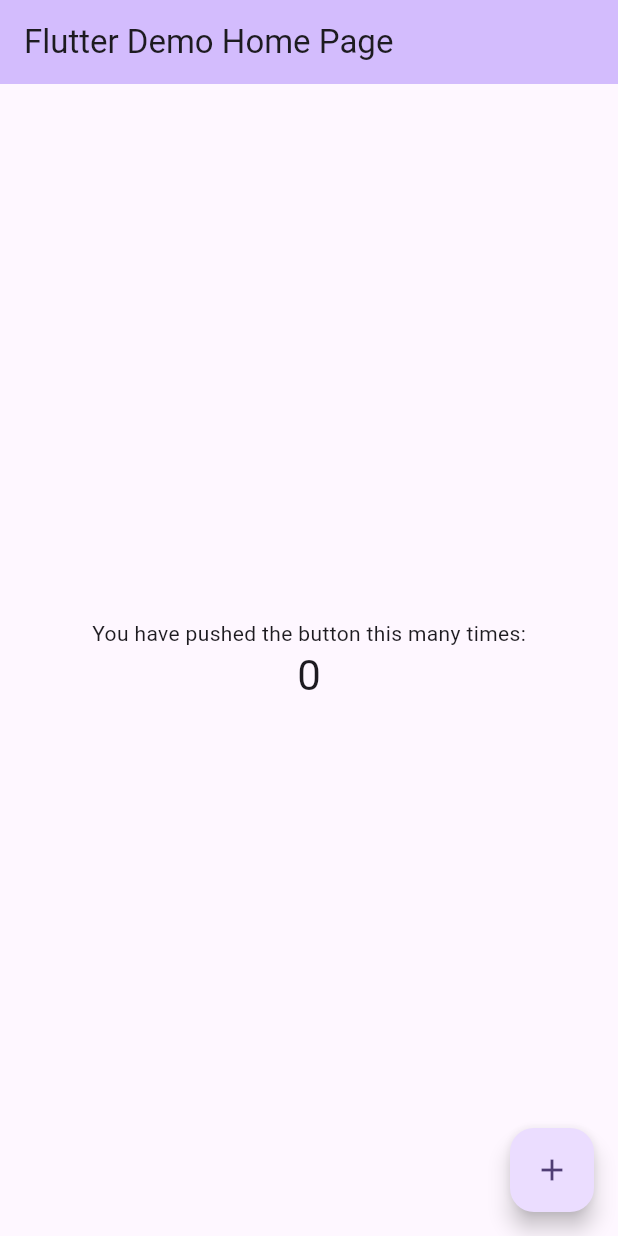
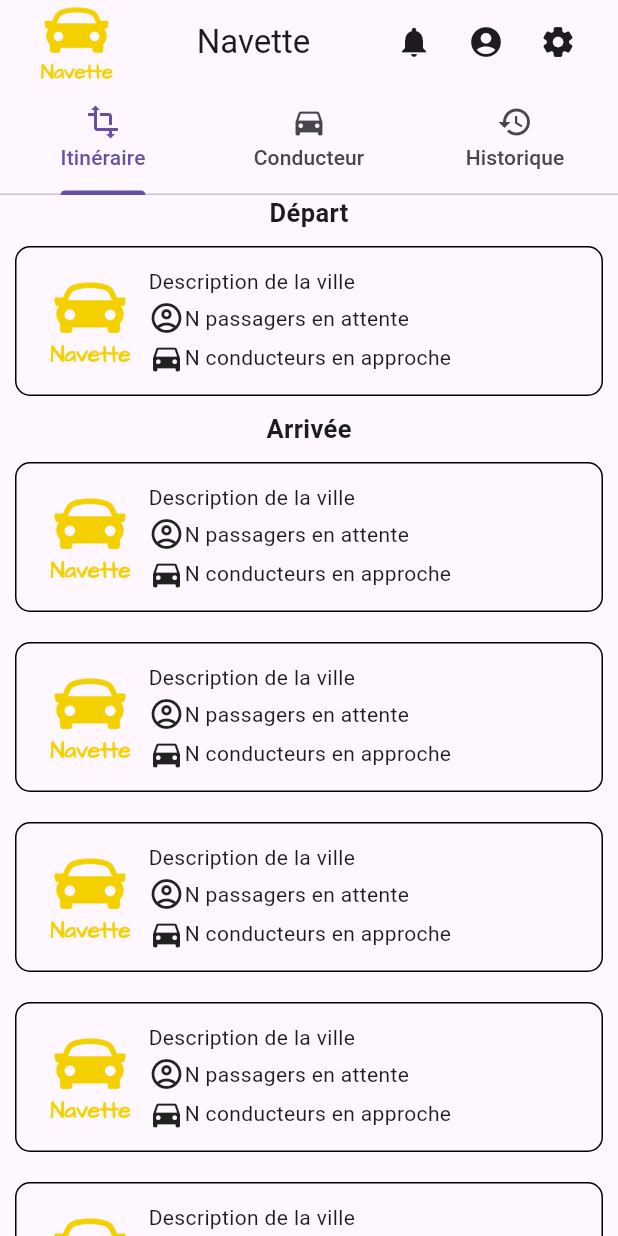
Before and after one commit to KeryannJ/Navette, a Flutter app: the screen it shows after launch, on a phone screen of 412 x 824 dp. Run offline on Flutter 3.47's test engine with Material 3 defaults, Android fonts, the phone set to English and light mode, and no system bars; our stand-ins replace google_maps_flutter.

Commit message:
Base interface

```diff
--- /dev/null
+++ b/application/lib/Itinerary/itinerary.dart
@@ -0,0 +1,26 @@
+import 'package:application/Itinerary/stop.dart';
+import 'package:flutter/material.dart';
+
+class Itineraire extends StatelessWidget {
+  const Itineraire({super.key});
+
+  @override
+  Widget build(BuildContext context) {
+    return Column(mainAxisAlignment: MainAxisAlignment.spaceEvenly, children: [
+      const Text(
+          style: TextStyle(fontWeight: FontWeight.bold, fontSize: 17),
+          'Départ'),
+      ListView(
+        shrinkWrap: true,
+        children: const [Stop()],
+      ),
+      const Text(
+          style: TextStyle(fontWeight: FontWeight.bold, fontSize: 17),
+          'Arrivée'),
+      Expanded(
+          child: ListView(
+        children: const [Stop(), Stop(), Stop(), Stop(), Stop(), Stop()],
+      )),
+    ]);
+  }
+}
--- /dev/null
+++ b/application/lib/Itinerary/stop.dart
@@ -0,0 +1,33 @@
+import 'package:flutter/material.dart';
+
+class Stop extends StatelessWidget {
+  const Stop({super.key});
+
+  @override
+  Widget build(BuildContext context) {
+    return Container(
+        margin: const EdgeInsets.all(10),
+        height: 100,
+        padding: const EdgeInsets.all(10),
+        decoration: BoxDecoration(
+            border: Border.all(color: Colors.black),
+            borderRadius: const BorderRadius.all(Radius.circular(10))),
+        child: const Row(children: [
+          Image(image: AssetImage('assets/logo.png'), fit: BoxFit.fitHeight),
+          Column(
+              crossAxisAlignment: CrossAxisAlignment.start,
+              mainAxisAlignment: MainAxisAlignment.spaceEvenly,
+              children: [
+                Text('Description de la ville'),
+                Row(children: [
+                  Icon(Icons.account_circle_outlined),
+                  Text('N passagers en attente')
+                ]),
+                Row(children: [
+                  Icon(Icons.directions_car),
+                  Text('N conducteurs en approche')
+                ])
+              ]),
+        ]));
+  }
+}
--- a/application/lib/main.dart
+++ b/application/lib/main.dart
@@ -1,125 +1,109 @@
+import 'package:application/Driver/driver.dart';
+import 'package:application/History/history.dart';
+import 'package:application/Itinerary/itinerary.dart';
+import 'package:application/Account/account.dart';
+import 'package:application/Settings/settings.dart';
 import 'package:flutter/material.dart';
 
 void main() {
-  runApp(const MyApp());
+  runApp(const MaterialApp(home: Navette()));
 }
 
-class MyApp extends StatelessWidget {
-  const MyApp({super.key});
+class Navette extends StatefulWidget {
+  const Navette({super.key});
 
-  // This widget is the root of your application.
   @override
-  Widget build(BuildContext context) {
-    return MaterialApp(
-      title: 'Flutter Demo',
-      theme: ThemeData(
-        // This is the theme of your application.
-        //
-        // TRY THIS: Try running your application with "flutter run". You'll see
-        // the application has a purple toolbar. Then, without quitting the app,
-        // try changing the seedColor in the colorScheme below to Colors.green
-        // and then invoke "hot reload" (save your changes or press the "hot
-        // reload" button in a Flutter-supported IDE, or press "r" if you used
-        // the command line to start the app).
-        //
-        // Notice that the counter didn't reset back to zero; the application
-        // state is not lost during the reload. To reset the state, use hot
-        // restart instead.
-        //
-        // This works for code too, not just values: Most code changes can be
-        // tested with just a hot reload.
-        colorScheme: ColorScheme.fromSeed(seedColor: Colors.deepPurple),
-        useMaterial3: true,
-      ),
-      home: const MyHomePage(title: 'Flutter Demo Home Page'),
+  State<Navette> createState() => NavetteState();
+}
+
+class NavetteState extends State<Navette> {
+  Route showSettings() {
+    return PageRouteBuilder(
+      pageBuilder: (context, animation, secondaryAnimation) => const Settings(),
+      transitionsBuilder: (context, animation, secondaryAnimation, child) {
+        const begin = Offset(0.0, 1.0);
+        const end = Offset.zero;
+        const curve = Curves.ease;
+
+        var tween =
+            Tween(begin: begin, end: end).chain(CurveTween(curve: curve));
+
+        return SlideTransition(
+          position: animation.drive(tween),
+          child: child,
+        );
+      },
     );
   }
-}
 
-class MyHomePage extends StatefulWidget {
-  const MyHomePage({super.key, required this.title});
+  Route showAccount() {
+    return PageRouteBuilder(
+      pageBuilder: (context, animation, secondaryAnimation) => const Account(),
+      transitionsBuilder: (context, animation, secondaryAnimation, child) {
+        const begin = Offset(0.0, 1.0);
+        const end = Offset.zero;
+        const curve = Curves.ease;
 
-  // This widget is the home page of your application. It is stateful, meaning
-  // that it has a State object (defined below) that contains fields that affect
-  // how it looks.
+        var tween =
+            Tween(begin: begin, end: end).chain(CurveTween(curve: curve));
 
-  // This class is the configuration for the state. It holds the values (in this
-  // case the title) provided by the parent (in this case the App widget) and
-  // used by the build method of the State. Fields in a Widget subclass are
-  // always marked "final".
-
-  final String title;
-
-  @override
-  State<MyHomePage> createState() => _MyHomePageState();
-}
-
-class _MyHomePageState extends State<MyHomePage> {
-  int _counter = 0;
-
-  void _incrementCounter() {
-    setState(() {
-      // This call to setState tells the Flutter framework that something has
-      // changed in this State, which causes it to rerun the build method below
-      // so that the display can reflect the updated values. If we changed
-      // _counter without calling setState(), then the build method would not be
-      // called again, and so nothing would appear to happen.
-      _counter++;
-    });
+        return SlideTransition(
+          position: animation.drive(tween),
+          child: child,
+        );
+      },
+    );
   }
 
   @override
   Widget build(BuildContext context) {
-    // This method is rerun every time setState is called, for instance as done
-    // by the _incrementCounter method above.
-    //
-    // The Flutter framework has been optimized to make rerunning build methods
-    // fast, so that you can just rebuild anything that needs updating rather
-    // than having to individually change instances of widgets.
-    return Scaffold(
-      appBar: AppBar(
-        // TRY THIS: Try changing the color here to a specific color (to
-        // Colors.amber, perhaps?) and trigger a hot reload to see the AppBar
-        // change color while the other colors stay the same.
-        backgroundColor: Theme.of(context).colorScheme.inversePrimary,
-        // Here we take the value from the MyHomePage object that was created by
-        // the App.build method, and use it to set our appbar title.
-        title: Text(widget.title),
-      ),
-      body: Center(
-        // Center is a layout widget. It takes a single child and positions it
-        // in the middle of the parent.
-        child: Column(
-          // Column is also a layout widget. It takes a list of children and
-          // arranges them vertically. By default, it sizes itself to fit its
-          // children horizontally, and tries to be as tall as its parent.
-          //
-          // Column has various properties to control how it sizes itself and
-          // how it positions its children. Here we use mainAxisAlignment to
-          // center the children vertically; the main axis here is the vertical
-          // axis because Columns are vertical (the cross axis would be
-          // horizontal).
-          //
-          // TRY THIS: Invoke "debug painting" (choose the "Toggle Debug Paint"
-          // action in the IDE, or press "p" in the console), to see the
-          // wireframe for each widget.
-          mainAxisAlignment: MainAxisAlignment.center,
-          children: <Widget>[
-            const Text(
-              'You have pushed the button this many times:',
+    return MaterialApp(
+      home: DefaultTabController(
+        length: 3,
+        child: Scaffold(
+          appBar: AppBar(
+            title: Row(
+              mainAxisAlignment: MainAxisAlignment.spaceBetween,
+              children: [
+                Image.asset(
+                  'assets/logo.png',
+                  height: 70,
+                  width: 70,
+                ),
+                const Text('Navette'),
+                Row(children: [
+                  IconButton(
+                      onPressed: () {}, icon: const Icon(Icons.notifications)),
+                  IconButton(
+                      onPressed: () {
+                        Navigator.of(context).push(showAccount());
+                      },
+                      icon: const Icon(Icons.account_circle)),
+                  IconButton(
+                      icon: const Icon(Icons.settings_rounded),
+                      onPressed: () {
+                        Navigator.of(context).push(showSettings());
+                      }),
+                ])
+              ],
             ),
-            Text(
-              '$_counter',
-              style: Theme.of(context).textTheme.headlineMedium,
+            bottom: const TabBar(
+              tabs: [
+                Tab(text: 'Itinéraire', icon: Icon(Icons.transform)),
+                Tab(text: 'Conducteur', icon: Icon(Icons.directions_car)),
+                Tab(text: 'Historique', icon: Icon(Icons.history)),
+              ],
             ),
-          ],
+          ),
+          body: const TabBarView(
+            children: [
+              Itineraire(),
+              Driver(),
+              History(),
+            ],
+          ),
         ),
       ),
-      floatingActionButton: FloatingActionButton(
-        onPressed: _incrementCounter,
-        tooltip: 'Increment',
-        child: const Icon(Icons.add),
-      ), // This trailing comma makes auto-formatting nicer for build methods.
     );
   }
 }
--- a/application/pubspec.yaml
+++ b/application/pubspec.yaml
@@ -35,6 +35,7 @@ dependencies:
   # The following adds the Cupertino Icons font to your application.
   # Use with the CupertinoIcons class for iOS style icons.
   cupertino_icons: ^1.0.2
+  google_maps_flutter: ^2.5.3
 
 dev_dependencies:
   flutter_test:
@@ -59,7 +60,8 @@ flutter:
   uses-material-design: true
 
   # To add assets to your application, add an assets section, like this:
-  # assets:
+  assets:
+   - assets/
   #   - images/a_dot_burr.jpeg
   #   - images/a_dot_ham.jpeg
 
```
Also changed, not shown: application/lib/Account/account.dart (added, +25 -0 lines), application/lib/Account/personnalInfo.dart (added, +41 -0 lines), application/lib/Common/dropDownMenu.dart (added, +35 -0 lines), application/lib/Driver/driver.dart (added, +39 -0 lines), application/lib/History/history.dart (added, +13 -0 lines), application/lib/History/historyElement.dart (added, +51 -0 lines), application/lib/Settings/settings.dart (added, +12 -0 lines), application/assets/logo.png (added), application/lib/Account/ItirenaryInfo.dart (added), application/lib/Account/vehicleInfo.dart (added), 3 other files.
